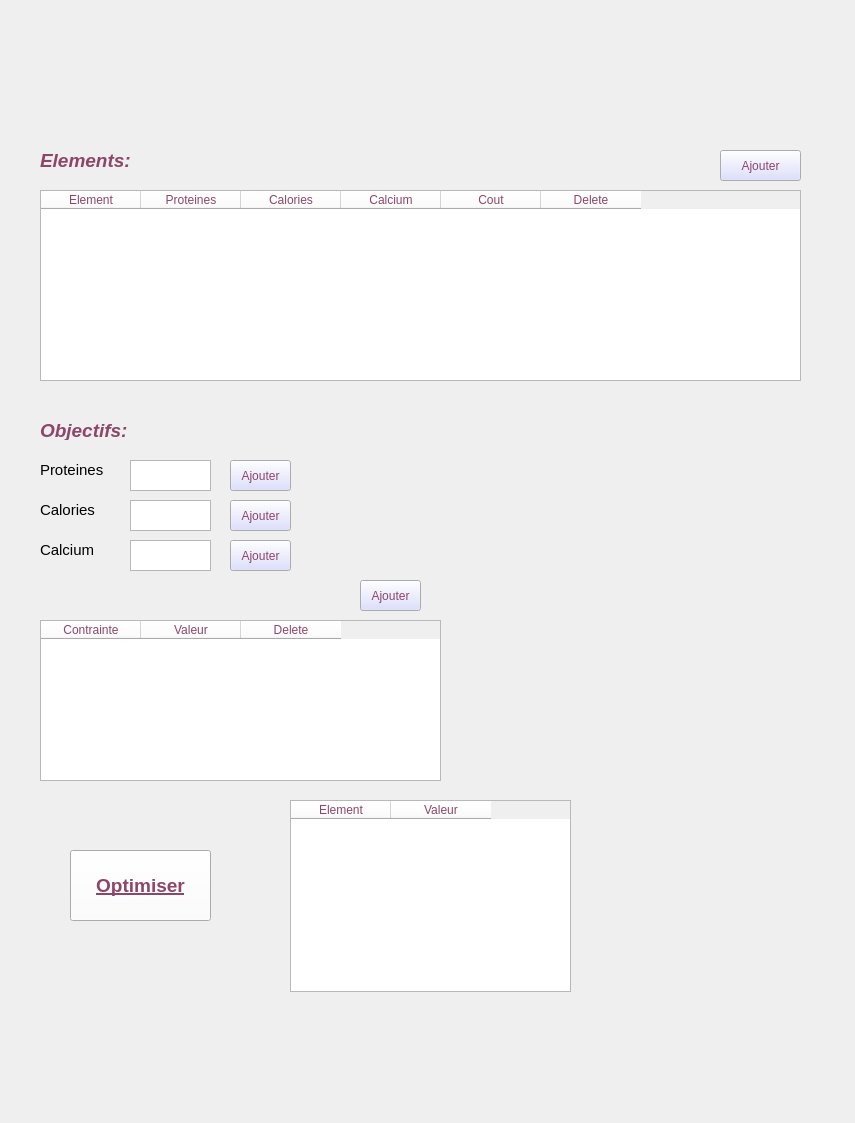
The window that Interfaces/window1.ui (MohamedRebai41/Operations_Research_Project) describes before a commit, drawn with Qt 5.
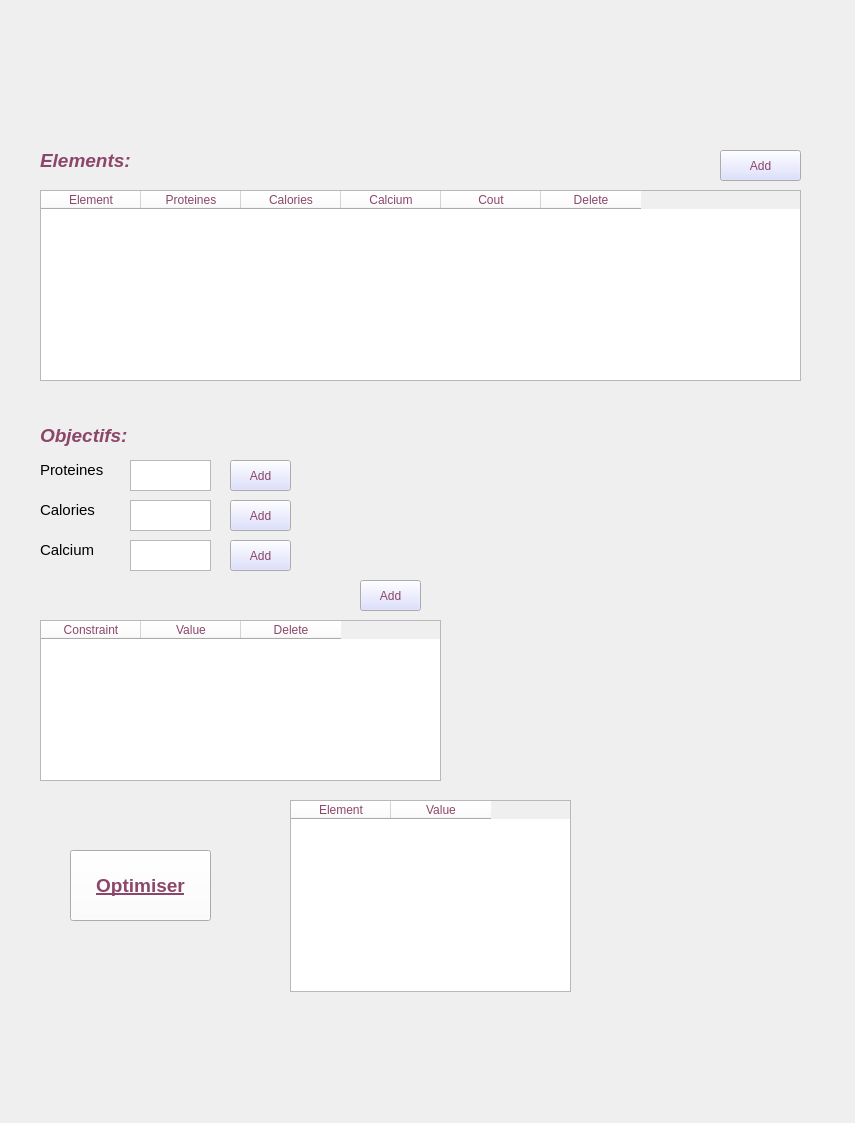
The same window after the commit.

Patch:
```diff
--- a/Interfaces/window1.ui
+++ b/Interfaces/window1.ui
@@ -145,7 +145,7 @@
     <cursorShape>PointingHandCursor</cursorShape>
    </property>
    <property name="text">
-    <string>Ajouter</string>
+    <string>Add</string>
    </property>
   </widget>
   <widget class="QTableWidget" name="table1">
@@ -246,7 +246,7 @@
      <x>40</x>
      <y>420</y>
      <width>131</width>
-     <height>20</height>
+     <height>31</height>
     </rect>
    </property>
    <property name="palette">
@@ -355,7 +355,7 @@
     <cursorShape>PointingHandCursor</cursorShape>
    </property>
    <property name="text">
-    <string>Ajouter</string>
+    <string>Add</string>
    </property>
   </widget>
   <widget class="QTableWidget" name="table2">
@@ -369,12 +369,12 @@
    </property>
    <column>
     <property name="text">
-     <string>Contrainte</string>
+     <string>Constraint</string>
     </property>
    </column>
    <column>
     <property name="text">
-     <string>Valeur</string>
+     <string>Value</string>
     </property>
    </column>
    <column>
@@ -489,7 +489,7 @@
     <cursorShape>PointingHandCursor</cursorShape>
    </property>
    <property name="text">
-    <string>Ajouter</string>
+    <string>Add</string>
    </property>
   </widget>
   <widget class="QLabel" name="label_8">
@@ -559,7 +559,7 @@
    </column>
    <column>
     <property name="text">
-     <string>Valeur</string>
+     <string>Value</string>
     </property>
    </column>
   </widget>
@@ -613,7 +613,7 @@
     <cursorShape>PointingHandCursor</cursorShape>
    </property>
    <property name="text">
-    <string>Ajouter</string>
+    <string>Add</string>
    </property>
   </widget>
   <widget class="QPushButton" name="add3">
@@ -666,7 +666,7 @@
     <cursorShape>PointingHandCursor</cursorShape>
    </property>
    <property name="text">
-    <string>Ajouter</string>
+    <string>Add</string>
    </property>
   </widget>
  </widget>
```
